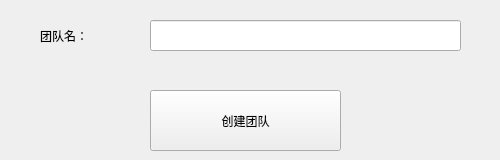
The window that OutTime/createteam.ui (agilelike/OurTime) describes before a commit, drawn with Qt 5.
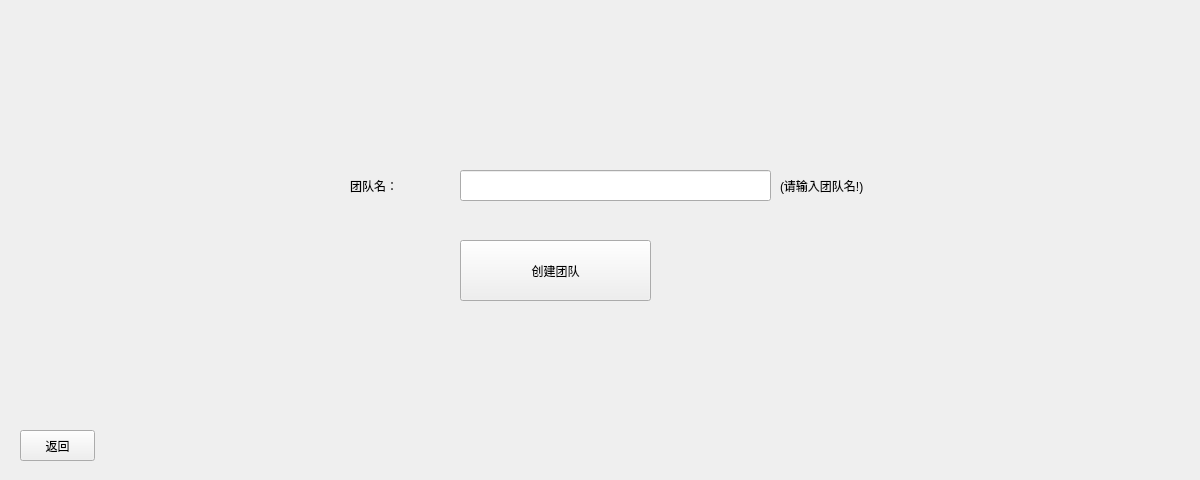
The same window after the commit.

```diff
--- a/OutTime/createteam.ui
+++ b/OutTime/createteam.ui
@@ -6,8 +6,8 @@
    <rect>
     <x>0</x>
     <y>0</y>
-    <width>500</width>
-    <height>160</height>
+    <width>1200</width>
+    <height>480</height>
    </rect>
   </property>
   <property name="windowTitle">
@@ -16,8 +16,8 @@
   <widget class="QPushButton" name="pushButton_3">
    <property name="geometry">
     <rect>
-     <x>150</x>
-     <y>90</y>
+     <x>460</x>
+     <y>240</y>
      <width>191</width>
      <height>61</height>
     </rect>
@@ -32,8 +32,8 @@
   <widget class="QLineEdit" name="lineEdit">
    <property name="geometry">
     <rect>
-     <x>150</x>
-     <y>20</y>
+     <x>460</x>
+     <y>170</y>
      <width>311</width>
      <height>31</height>
     </rect>
@@ -45,8 +45,8 @@
   <widget class="QLabel" name="label_13">
    <property name="geometry">
     <rect>
-     <x>40</x>
-     <y>20</y>
+     <x>350</x>
+     <y>170</y>
      <width>91</width>
      <height>31</height>
     </rect>
@@ -58,6 +58,38 @@
     <string>团队名：</string>
    </property>
   </widget>
+  <widget class="QPushButton" name="pushButton">
+   <property name="geometry">
+    <rect>
+     <x>20</x>
+     <y>430</y>
+     <width>75</width>
+     <height>31</height>
+    </rect>
+   </property>
+   <property name="styleSheet">
+    <string notr="true">font: 75 12pt &quot;微软雅黑&quot;;</string>
+   </property>
+   <property name="text">
+    <string>返回</string>
+   </property>
+  </widget>
+  <widget class="QLabel" name="label_14">
+   <property name="geometry">
+    <rect>
+     <x>780</x>
+     <y>170</y>
+     <width>161</width>
+     <height>31</height>
+    </rect>
+   </property>
+   <property name="styleSheet">
+    <string notr="true">font: 16pt &quot;楷体&quot;;</string>
+   </property>
+   <property name="text">
+    <string>(请输入团队名!)</string>
+   </property>
+  </widget>
  </widget>
  <resources/>
  <connections/>
```
